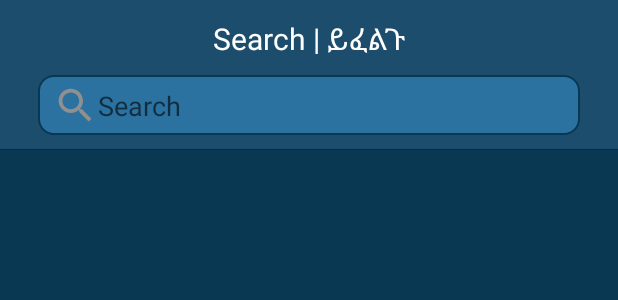
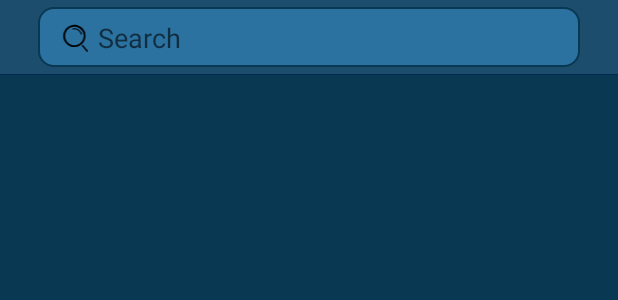
Before and after one commit to LoganMilandin/KinasheAndroid, an Android app: the layout fragment_search.xml on its own in the app's theme, with its tools: preview values and no code run, on a phone screen of 412 x 824 dp. Shown: the top 300 px of the screen. Run offline under Robolectric (Android 15) with nearby library versions, the phone set to English and light mode, and no system bars.

Commit message:
UI updates, new search and web icons

```diff
--- a/app/src/main/java/com/kinashe/kinasheandroid/MainActivity.java
+++ b/app/src/main/java/com/kinashe/kinasheandroid/MainActivity.java
@@ -291,7 +291,8 @@ public class MainActivity extends AppCompatActivity
                 @Override
                 public boolean onNavigationItemSelected(@NonNull MenuItem item) {
                     Log.d(TAG, "home child null?" + (homeFragment.getChild() == null));
-                    return navigationManager.handleBottombarItemSelected(item);
+                    navigationManager.handleBottombarItemSelected(item);
+                    return true;
                 }
             };
 }
--- a/app/src/main/java/com/kinashe/kinasheandroid/Utils/NavigationManager.java
+++ b/app/src/main/java/com/kinashe/kinasheandroid/Utils/NavigationManager.java
@@ -21,7 +21,7 @@ public class NavigationManager {
         this.context = context;
     }
 
-    public boolean handleBottombarItemSelected(MenuItem item) {
+    public void handleBottombarItemSelected(MenuItem item) {
         CustomFragment toDisplay = null;
         FragmentTransaction transaction = context.manager.beginTransaction();
         switch (item.getItemId()) {
@@ -57,7 +57,6 @@ public class NavigationManager {
                 transaction.add(R.id.topbar_and_content, newFragment).
                         hide(context.activeFragment).show(newFragment).commit();
                 context.activeFragment = newFragment;
-                return true;
             } else {
                 //else we just display this fragment
                 if (toDisplay.getChild() != null) {
@@ -66,14 +65,12 @@ public class NavigationManager {
                 transaction.hide(context.activeFragment).show(toDisplay).commit();
                 context.activeFragment = toDisplay;
                 toDisplay.setChild(null);
-                return true;
             }
         } else while (toDisplay.getChild() != null) {
             toDisplay = toDisplay.getChild();
         }
         transaction.hide(context.activeFragment).show(toDisplay).commit();
         context.activeFragment = toDisplay;
-        return true;
     }
 
     public void handleNewFragmentCreated(CustomFragment newFragment) {
--- a/app/src/main/res/drawable/ic_search.xml
+++ b/app/src/main/res/drawable/ic_search.xml
@@ -1,9 +1,9 @@
-<vector xmlns:android="http://schemas.android.com/apk/res/android"
-        android:width="20dp"
-        android:height="20dp"
-        android:viewportWidth="24.0"
-        android:viewportHeight="24.0">
-    <path
-        android:fillColor="#909090"
-        android:pathData="M15.5,14h-0.79l-0.28,-0.27C15.41,12.59 16,11.11 16,9.5 16,5.91 13.09,3 9.5,3S3,5.91 3,9.5 5.91,16 9.5,16c1.61,0 3.09,-0.59 4.23,-1.57l0.27,0.28v0.79l5,4.99L20.49,19l-4.99,-5zM9.5,14C7.01,14 5,11.99 5,9.5S7.01,5 9.5,5 14,7.01 14,9.5 11.99,14 9.5,14z"/>
+<vector android:height="106dp" android:viewportHeight="318"
+    android:viewportWidth="300" android:width="100dp" xmlns:android="http://schemas.android.com/apk/res/android">
+    <path android:fillColor="#000000"
+        android:pathData="M129.5,70c-3.3,0.5 -9.4,2.1 -13.5,3.6 -40.8,14.3 -62.6,59 -48.5,99.8 4.1,12.2 8.3,19.2 17,28.5 8.5,9.1 18.6,15.8 30.2,20.2l8.8,3.4 18.5,-0c17.5,-0.1 18.9,-0.2 25.8,-2.7 11,-4 20.7,-10.3 29.8,-19.2 9,-9 15,-18.3 19,-29.6 2.4,-6.6 2.8,-9.4 3.1,-23 0.5,-17.4 -0.6,-24.3 -5.6,-35.4 -4.3,-9.6 -10.1,-17.5 -18.4,-25.2 -9.4,-8.7 -16.3,-12.8 -28.5,-17 -8,-2.7 -11.7,-3.4 -20.7,-3.8 -6,-0.3 -13.7,-0.1 -17,0.4zM158.5,84.7c21.7,5.3 40.7,24.1 46.9,46.3 4.1,15.1 2.5,31.2 -4.7,45.9 -3.3,6.9 -5.9,10.3 -12.7,17.1 -13.6,13.6 -26.9,19.2 -46,19.1 -15.9,-0 -26.6,-3.4 -38.7,-12.4 -28.5,-21.1 -35.1,-60.1 -15.2,-89.7 15.1,-22.5 43.1,-33 70.4,-26.3z" android:strokeColor="#00000000"/>
+    <path android:fillColor="#000000"
+        android:pathData="M131.5,94.7c-2.9,0.7 -4.5,2.3 -4.5,4.4 0,2.9 2.5,3.5 10,2.5 20.5,-2.8 41.9,10.8 49.3,31.4 2.1,6 2.5,6.5 5.3,6.5 2.7,-0 2.9,-0.2 2.8,-4.1 0,-2.5 -1.4,-6.8 -3.8,-11.7 -7,-14 -21.6,-25.6 -36.4,-28.6 -5.3,-1.1 -18.9,-1.3 -22.7,-0.4z" android:strokeColor="#00000000"/>
+    <path android:fillColor="#000000"
+        android:pathData="M196.3,213.2l-3.1,3.3 11,13c6,7.1 14.6,17.4 19,22.7l8.1,9.7 3.9,-3c4.5,-3.6 5.6,-1.5 -9.7,-19.6 -5.6,-6.5 -13.4,-15.7 -17.4,-20.6 -4,-4.8 -7.6,-8.7 -8,-8.7 -0.4,-0 -2.1,1.5 -3.8,3.2z" android:strokeColor="#00000000"/>
 </vector>
--- a/app/src/main/res/layout/fragment_search.xml
+++ b/app/src/main/res/layout/fragment_search.xml
@@ -17,7 +17,7 @@
         android:id="@+id/business_display"
         android:layout_width="match_parent"
         android:layout_height="match_parent"
-        android:layout_marginTop="100dp"
+        android:layout_marginTop="50dp"
         android:layout_marginBottom="65dp"
         app:layout_constraintTop_toBottomOf="@id/topbar_container" />
 </androidx.constraintlayout.widget.ConstraintLayout>
--- a/app/src/main/res/layout/layout_business.xml
+++ b/app/src/main/res/layout/layout_business.xml
@@ -68,5 +68,5 @@
         android:layout_width="50dp"
         android:layout_height="50dp"
         android:layout_marginRight="4dp"
-        android:src="@drawable/magnifying_glass_icon" />
+        android:src="@drawable/web_icon" />
 </androidx.constraintlayout.widget.ConstraintLayout>
--- a/app/src/main/res/layout/layout_topbar_search.xml
+++ b/app/src/main/res/layout/layout_topbar_search.xml
@@ -3,36 +3,20 @@
 
     <androidx.constraintlayout.widget.ConstraintLayout
         android:layout_width="match_parent"
-        android:layout_height="100dp"
+        android:layout_height="50dp"
         android:layout_alignParentTop="true"
         android:background="@color/lighterBlue">
-        <androidx.constraintlayout.widget.ConstraintLayout
-            android:id="@+id/topbar_container"
-            android:layout_width="match_parent"
-            android:layout_height="50dp"
-            app:layout_constraintTop_toTopOf="parent">
-            <TextView
-                android:id="@+id/title"
-                android:layout_width="wrap_content"
-                android:layout_height="wrap_content"
-                app:layout_constraintTop_toTopOf="parent"
-                app:layout_constraintBottom_toBottomOf="parent"
-                app:layout_constraintLeft_toLeftOf="parent"
-                app:layout_constraintRight_toRightOf="parent"
-                android:textColor="@color/iconWhite"
-                android:textSize="20sp"
-                android:text="Search | ይፈልጉ"/>
-        </androidx.constraintlayout.widget.ConstraintLayout>
         <androidx.constraintlayout.widget.ConstraintLayout
             android:id="@+id/search_container"
             android:layout_width="match_parent"
             android:layout_height="49dp"
-            app:layout_constraintTop_toBottomOf="@id/topbar_container">
+            app:layout_constraintTop_toTopOf="parent">
             <androidx.constraintlayout.widget.ConstraintLayout
                 android:id="@+id/search_bar"
                 android:layout_width="match_parent"
                 android:layout_height="40dp"
                 app:layout_constraintTop_toTopOf="parent"
+                app:layout_constraintBottom_toBottomOf="parent"
                 app:layout_constraintLeft_toLeftOf="parent"
                 app:layout_constraintRight_toRightOf="parent"
                 android:layout_marginLeft="25dp"
```
Also changed, not shown: app/src/main/res/drawable/ic_buslogo.xml (+4 -9 lines), app/src/main/res/drawable/ic_flamelogo.xml (+4 -9 lines), app/src/main/res/drawable/ic_handshakelogo.xml (+4 -9 lines), app/src/main/res/drawable/ic_placelogo.xml (+6 -13 lines), app/src/main/res/drawable/kinashe_website.png (deleted), app/src/main/res/drawable/nav_icon.png (renamed from app/src/main/res/drawable-v24/nav_icon.png), app/src/main/res/drawable/phone_icon.png (renamed from app/src/main/res/drawable-v24/phone_icon.png), app/src/main/res/drawable/topbar_logo.png (renamed from app/src/main/res/drawable-v24/topbar_logo.png), app/src/main/res/drawable/translate_button.png (renamed from app/src/main/res/drawable-xxhdpi/translate_button.png), app/src/main/res/drawable/web_icon.png (added).
